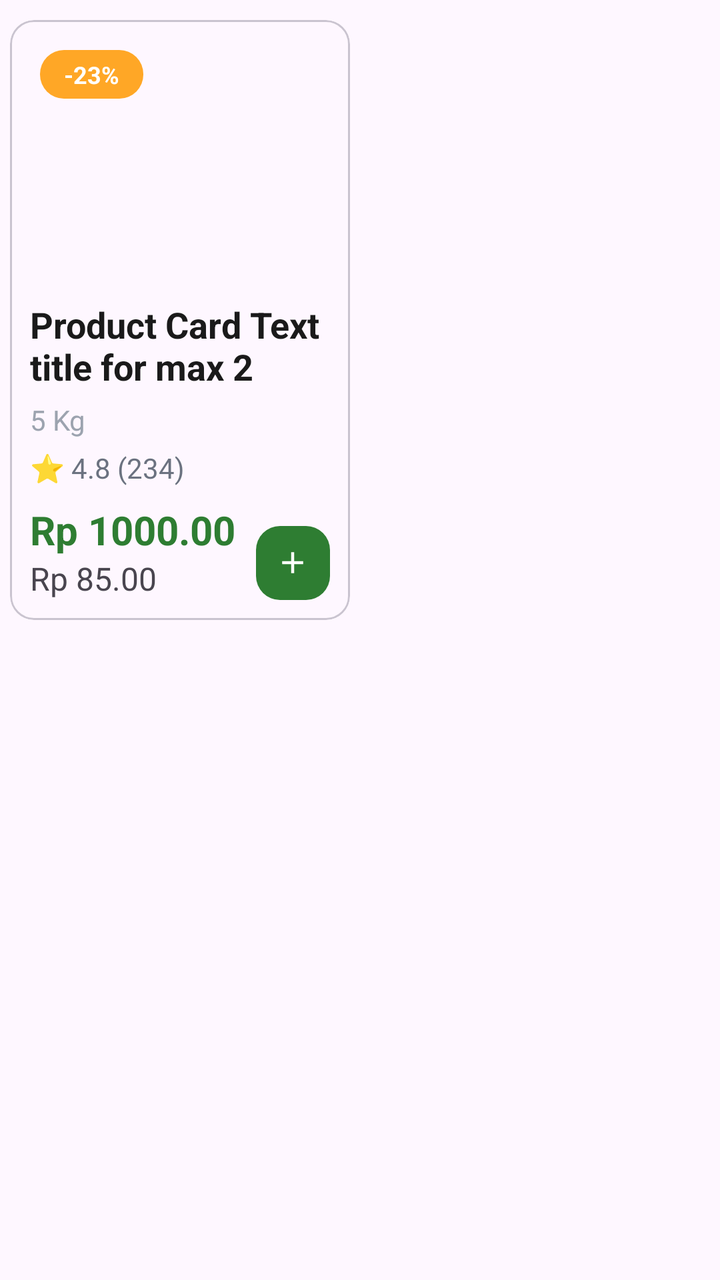
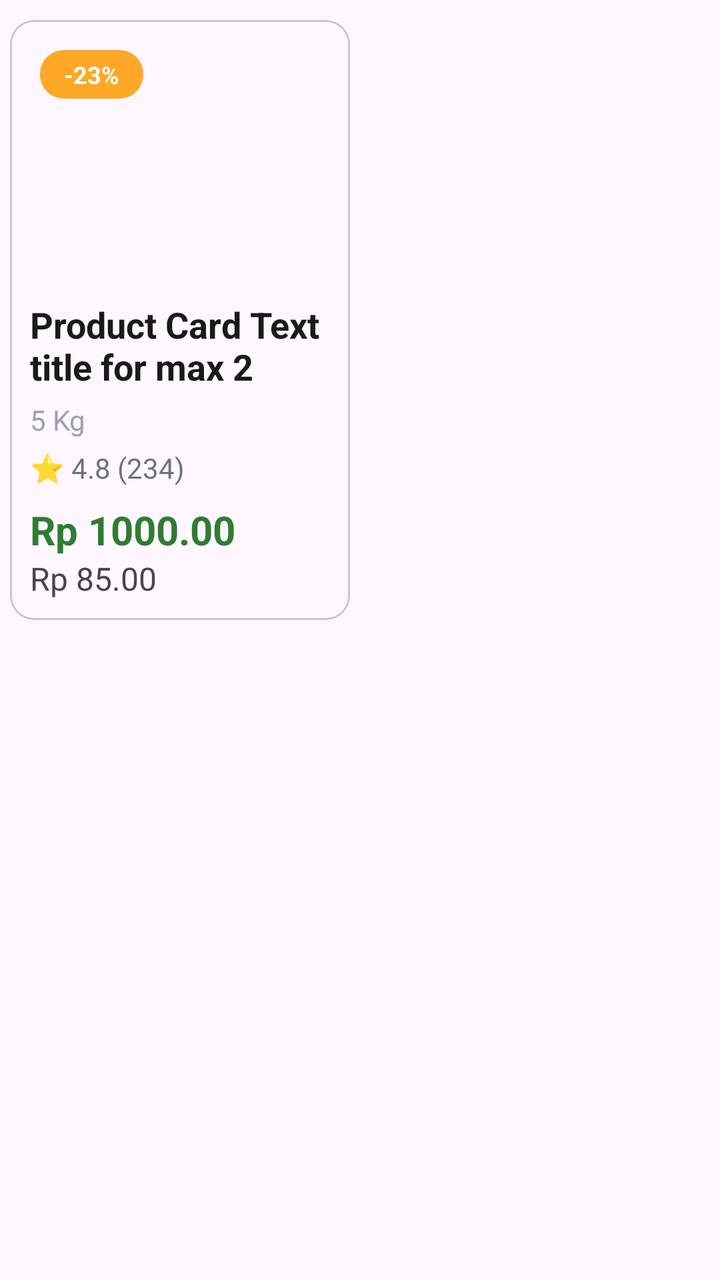

Compare the two renders of this Android layout. The source of the first and the diff that turns it into the second are given below.
<!-- AndroidManifest.xml: application theme Theme.TaniMart -->
<!-- res/layout/product_list_view.xml -->
<?xml version="1.0" encoding="utf-8"?>
<androidx.constraintlayout.widget.ConstraintLayout xmlns:android="http://schemas.android.com/apk/res/android"
    android:layout_width="wrap_content"
    android:layout_height="wrap_content"
    xmlns:app="http://schemas.android.com/apk/res-auto">


    <com.google.android.material.card.MaterialCardView
        android:id="@+id/showProductDetail"
        android:layout_width="170dp"
        android:layout_height="300dp"
        app:layout_constraintTop_toTopOf="parent"
        app:layout_constraintLeft_toLeftOf="parent"
        android:layout_marginVertical="10dp"
        android:layout_marginHorizontal="5dp">

        <LinearLayout
            android:layout_width="match_parent"
            android:layout_height="match_parent"
            android:orientation="vertical">

            <FrameLayout
                android:layout_width="match_parent"
                android:layout_height="130dp">
                <ImageView
                    android:id="@+id/productImageCard"
                    android:layout_width="match_parent"
                    android:layout_height="match_parent"
                    android:scaleType="centerCrop"/>
                <TextView
                    android:id="@+id/discountPill"
                    android:layout_width="wrap_content"
                    android:layout_height="wrap_content"
                    android:layout_margin="15dp"
                    android:background="@drawable/bg_discount_pill"
                    android:paddingHorizontal="12dp"
                    android:paddingVertical="4dp"
                    android:text="-23%"
                    android:textColor="@android:color/white"
                    android:textStyle="bold"
                    android:textSize="12sp"/>
            </FrameLayout>
            


            
            <LinearLayout
                android:layout_width="match_parent"
                android:layout_height="match_parent"
                android:orientation="vertical"
                android:padding="10dp">

                
                <TextView
                    android:id="@+id/productTitleCard"
                    android:layout_width="match_parent"
                    android:layout_height="wrap_content"
                    android:maxLines="2"
                    android:textColor="#1A1A1A"
                    android:textSize="18sp"
                    android:textStyle="bold"
                    android:text="Product Card Text title for max 2 lines"/>

                
                <TextView
                    android:id="@+id/productWeightCard"
                    android:layout_width="match_parent"
                    android:layout_height="wrap_content"
                    android:text="5 Kg"
                    android:textSize="14sp"
                    android:textColor="#9CA3AF"
                    android:layout_marginVertical="5dp"/>

                
                <LinearLayout
                    android:layout_width="match_parent"
                    android:layout_height="wrap_content"
                    android:orientation="horizontal">
                    
                    <TextView
                        android:layout_width="wrap_content"
                        android:layout_height="wrap_content"
                        android:text="⭐ "
                        android:textSize="14sp"/>
                    
                    <TextView
                        android:id="@+id/productRatingCard"
                        android:layout_width="wrap_content"
                        android:layout_height="wrap_content"
                        android:text="4.8 "
                        android:textColor="#6B7280"
                        android:textSize="14sp"/>
                    
                    <TextView
                        android:id="@+id/productReviewscard"
                        android:layout_width="wrap_content"
                        android:layout_height="wrap_content"
                        android:text="(234)"
                        android:textColor="#6B7280"
                        android:textSize="14sp"/>
                </LinearLayout>

                
                <LinearLayout
                    android:layout_width="match_parent"
                    android:layout_height="wrap_content"
                    android:orientation="horizontal"
                    android:layout_marginTop="8dp">
                    
                    <LinearLayout
                        android:layout_width="wrap_content"
                        android:layout_height="wrap_content"
                        android:orientation="vertical"
                        android:layout_weight="1"
                        android:layout_gravity="bottom">
                        
                        <TextView
                            android:id="@+id/dicountBasePriceCard"
                            android:layout_width="wrap_content"
                            android:layout_height="wrap_content"
                            android:text="Rp 1000.00"
                            android:layout_weight="1"
                            android:layout_gravity="bottom"
                            android:textSize="20sp"
                            android:textColor="#2E7D32"
                            android:textStyle="bold"/>
                        
                        <TextView
                            android:id="@+id/cutPriceCard"
                            android:layout_width="match_parent"
                            android:layout_height="wrap_content"
                            android:text="Rp 85.00"
                            android:textSize="16sp"
                            android:visibility="visible"/>
                    </LinearLayout>
                    
                    <com.google.android.material.button.MaterialButton
                        android:id="@+id/addProductToCart"
                        android:layout_width="37dp"
                        android:layout_height="37dp"
                        android:insetTop="0dp"
                        android:insetBottom="0dp"
                        android:padding="0dp"
                        app:backgroundTint="#2E7D32"
                        app:cornerRadius="12dp"
                        app:icon="@drawable/outline_add_24"
                        app:iconTint="@android:color/white"
                        app:iconGravity="textStart"
                        app:iconPadding="0dp"
                        android:layout_gravity="bottom"/>
                </LinearLayout>
            </LinearLayout>
        </LinearLayout>

    </com.google.android.material.card.MaterialCardView>

</androidx.constraintlayout.widget.ConstraintLayout>
<!-- resources referenced by this layout -->
<resources>
  <!-- drawable bg_discount_pill (drawable) -->
  <?xml version="1.0" encoding="utf-8"?>
  <shape xmlns:android="http://schemas.android.com/apk/res/android">
  
      <solid android:color="#FFA726"/>
      <corners android:radius="12dp"/>
  </shape>
  <!-- drawable outline_add_24 (drawable) -->
  <vector xmlns:android="http://schemas.android.com/apk/res/android" android:height="24dp" android:tint="#FFFFFF" android:viewportHeight="960" android:viewportWidth="960" android:width="24dp">
        
      <path android:fillColor="@android:color/white" android:pathData="M440,520L200,520L200,440L440,440L440,200L520,200L520,440L760,440L760,520L520,520L520,760L440,760L440,520Z"/>
      
  </vector>
  <style name="Theme.TaniMart" parent="Base.Theme.TaniMart" />
  <style name="Base.Theme.TaniMart" parent="Theme.Material3.DayNight.NoActionBar">
          
          
      </style>
</resources>

<!-- the commit's change to res/layout/product_list_view.xml (unified diff, before → after) -->
@@ -147,7 +147,17 @@
                         app:iconTint="@android:color/white"
                         app:iconGravity="textStart"
                         app:iconPadding="0dp"
-                        android:layout_gravity="bottom"/>
+                        android:layout_gravity="bottom"
+                        android:visibility="gone"/>
+                    <TextView
+                        android:layout_width="50dp"
+                        android:layout_height="wrap_content"
+                        android:text="Select Options"
+                        android:maxLines="2"
+                        android:textColor="@color/tani_green"
+                        android:visibility="gone"
+                        android:layout_gravity="bottom"
+                        android:textSize="10sp"/>
                 </LinearLayout>
             </LinearLayout>
         </LinearLayout>
